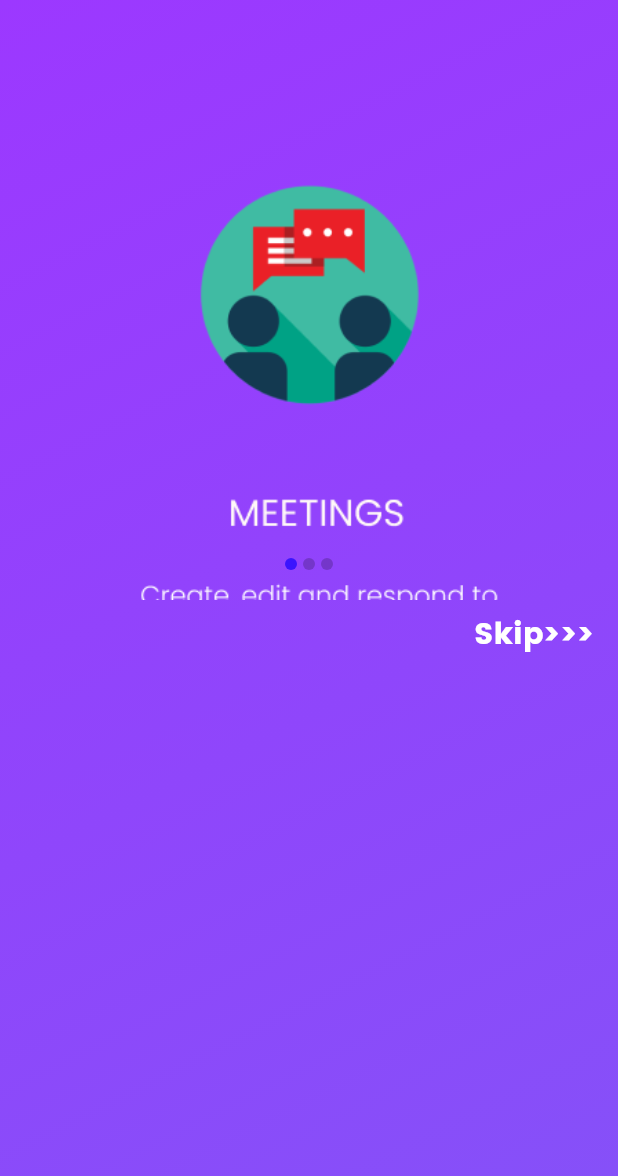
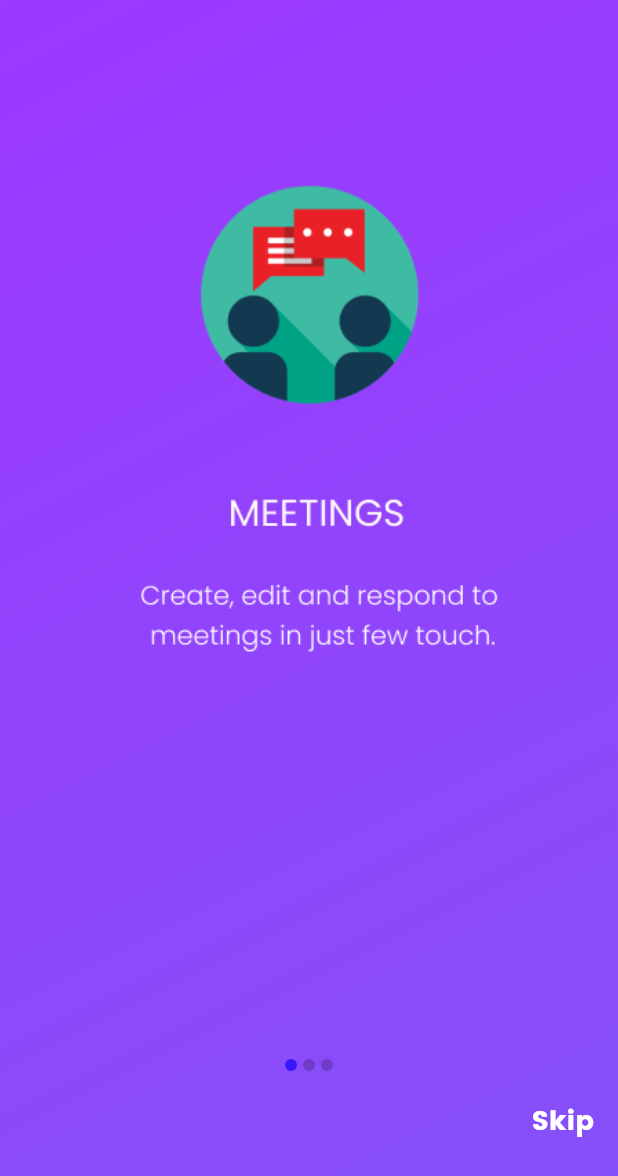
Before and after one commit to Krisha979/V4, a Flutter app: the screen it shows after launch, on a phone screen of 412 x 824 dp. Shown: the top 1176 px of the screen. Run offline on Flutter 3.47's test engine with Material 2 defaults, Android fonts, the phone set to English and light mode, and no system bars; drawn by our look-alikes of carousel_slider; our stand-ins replace connectivity, datetime_picker_formfield, firebase_messaging, flutter_image_compress, flutter_local_notifications, flutter_money_formatter and 3 more; missing offline and left inert: flutter_webview_plugin; accounts and stored records are empty.

Commit message:
"changes "

```diff
--- a/lib/src_code/tutorial.dart
+++ b/lib/src_code/tutorial.dart
@@ -7,8 +7,8 @@ import 'package:carousel_slider/carousel_slider.dart';
 class Tutorial extends StatefulWidget{
   @override
   State<StatefulWidget> createState() {
+    return TutorialState();
 
-    return TutorialState();
   }
 
 
@@ -19,6 +19,7 @@ class TutorialState extends State<Tutorial>  with SingleTickerProviderStateMixin
 
   static List<Widget> imageList = [];
   static Size size;
+
 
 int _current=0;
 
@@ -155,14 +156,14 @@ return Scaffold(
                      Stack(
                       children: <Widget>[CarouselSlider(
                         items: imageList,
-                        height:400,
+                        height:size.height-100,
                         aspectRatio: 16/9,
                         viewportFraction: 0.99,
                         initialPage: 0,
                         enableInfiniteScroll: true,
                         reverse: false,
                         autoPlay: true,
-                        enlargeCenterPage: false,
+                        enlargeCenterPage: true,
                         autoPlayInterval: Duration(seconds: 5),
                         autoPlayAnimationDuration: Duration(milliseconds: 2000),
                         pauseAutoPlayOnTouch: Duration(seconds: 4),
@@ -174,7 +175,7 @@ return Scaffold(
                         },
                       ),
                         Positioned(
-                            bottom: 10.0,
+                            bottom: 0.0,
                             left: 0.0,
                             right: 0.0,
                             child: Row(
@@ -204,9 +205,9 @@ return Scaffold(
                           Column(
 
                             children: <Widget>[
-                              Text("Skip>>>",style: TextStyle( fontWeight: FontWeight.bold,
+                              Text("Skip",style: TextStyle( fontWeight: FontWeight.bold,
                                   color: Colors.white,
-                                  fontSize: 20.0),),
+                                  fontSize: 18.0),),
                             ],
                           ),
                         ],
```
